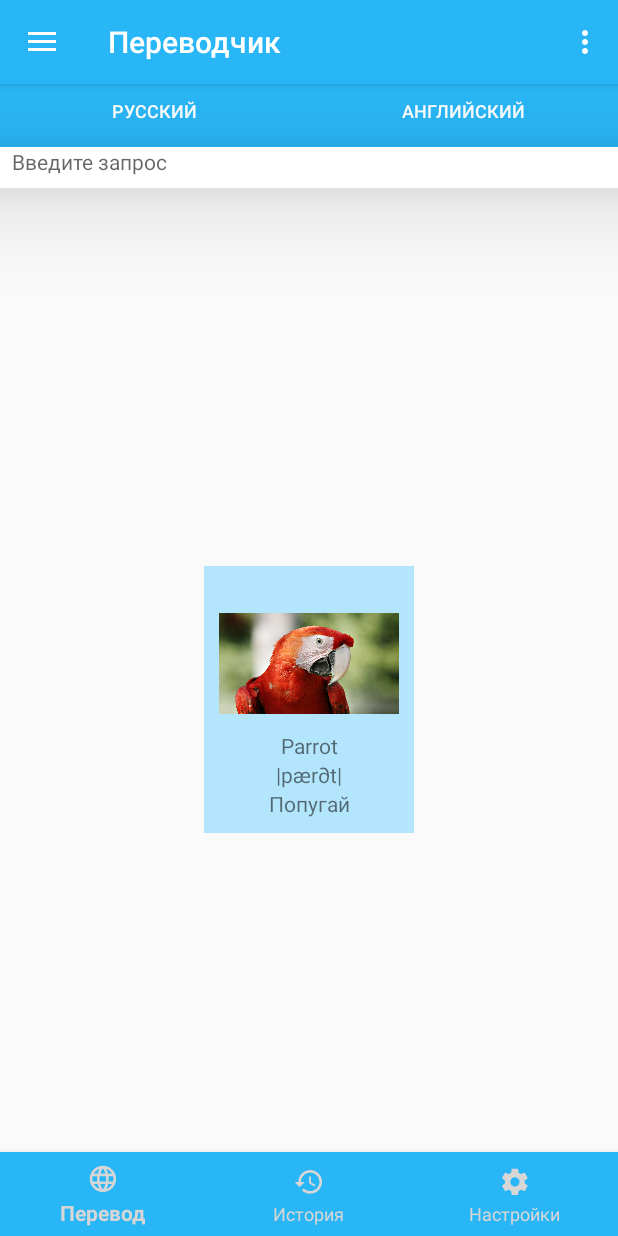
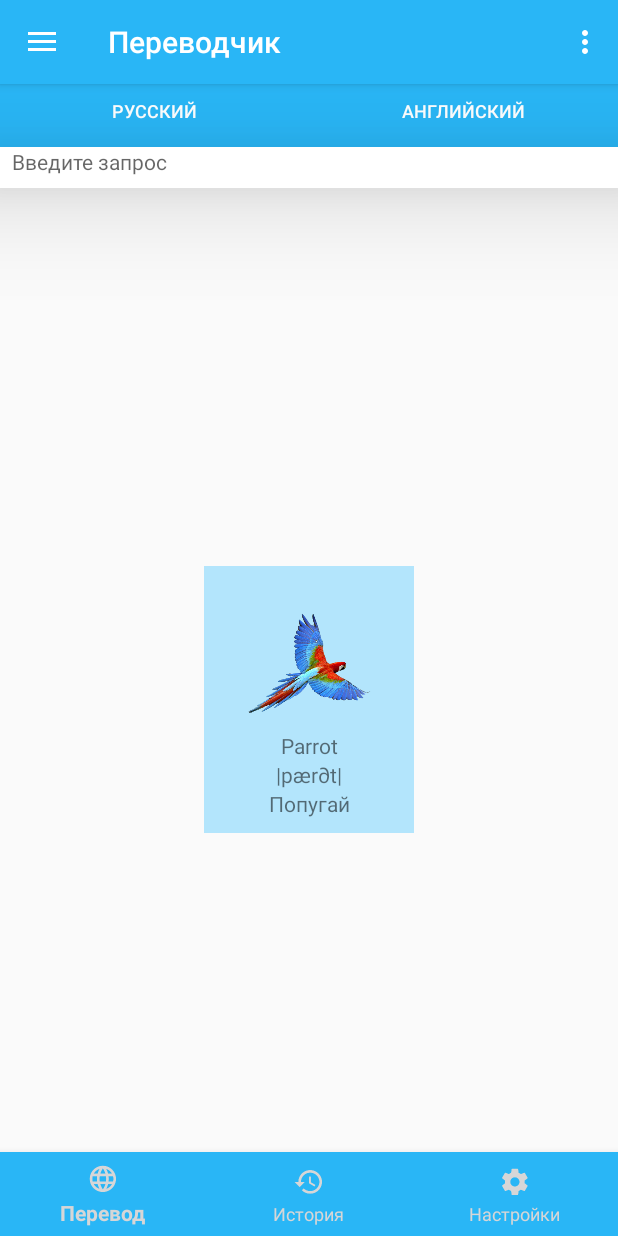
Before and after one commit to OlgaMoss/AndroidLaba1, an Android app: the screen it shows after launch (StandartActivity), on a phone screen of 412 x 824 dp. Run offline under Robolectric (Android 15) with nearby library versions, the phone set to English and light mode, and no system bars; 1 statement that could not run was skipped.

Commit message:
картинка
добавила картинку к карточке с переводом

```diff
--- a/app/src/main/java/com/example/chanta/translator/bottomNavigation/ItemLanguageFragment.java
+++ b/app/src/main/java/com/example/chanta/translator/bottomNavigation/ItemLanguageFragment.java
@@ -17,6 +17,7 @@ import android.view.ViewGroup;
 import android.view.inputmethod.InputMethodManager;
 import android.widget.Button;
 import android.widget.EditText;
+import android.widget.ImageView;
 import android.widget.ScrollView;
 import android.widget.Toast;
 
@@ -28,8 +29,8 @@ import com.example.chanta.translator.R;
 
 public class ItemLanguageFragment extends Fragment {
     private EditText editText;
-    private Button buttonLeft;
-    private Button buttonRight;
+    private Button button;
+    private ImageView imageView;
 
     public static ItemLanguageFragment newInstance() {
         ItemLanguageFragment fragment = new ItemLanguageFragment();
@@ -48,6 +49,9 @@ public class ItemLanguageFragment extends Fragment {
                              @Nullable Bundle savedInstanceState) {
         final View view = inflater.inflate(R.layout.fragment_item_language, container, false);
 
+        imageView = (ImageView) view.findViewById(R.id.imageParrot);
+        imageView.setImageResource(R.mipmap.flying_parrot);
+
         editText = (EditText) view.findViewById(R.id.edit_text_language);
         editText.setOnKeyListener(new View.OnKeyListener() {
             @Override
@@ -65,16 +69,16 @@ public class ItemLanguageFragment extends Fragment {
             }
         });
 
-        buttonLeft = (Button) view.findViewById(R.id.left_button_language);
-        buttonLeft.setOnClickListener(new View.OnClickListener() {
+        button = (Button) view.findViewById(R.id.left_button_language);
+        button.setOnClickListener(new View.OnClickListener() {
             @Override
             public void onClick(View view) {
                 showDialog(view, R.id.left_button_language);
             }
         });
 
-        buttonLeft = (Button) view.findViewById(R.id.right_button_language);
-        buttonLeft.setOnClickListener(new View.OnClickListener() {
+        button = (Button) view.findViewById(R.id.right_button_language);
+        button.setOnClickListener(new View.OnClickListener() {
             @Override
             public void onClick(View view) {
                 showDialog(view, R.id.right_button_language);
--- a/app/src/main/res/layout/fragment_item_language.xml
+++ b/app/src/main/res/layout/fragment_item_language.xml
@@ -66,12 +66,13 @@
         android:paddingBottom="8dp"
         android:paddingLeft="8dp"
         android:paddingRight="8dp"
-        android:shadowColor="@color/colorPrimary"
-        android:shadowDx="20"
-        android:shadowDy="20"
         android:imeOptions="actionSend"
         android:maxLines="1" />
 
+
+    <!--android:shadowColor="@color/colorPrimary"-->
+    <!--android:shadowDx="20"-->
+    <!--android:shadowDy="20"-->
     <ScrollView
         android:id="@+id/scrollViewLanguage"
         android:layout_width="0dp"
@@ -100,12 +101,11 @@
 
             <ImageView
                 android:id="@+id/imageParrot"
-                android:layout_width="120dp"
-                android:layout_height="70dp"
+                android:layout_width="214dp"
+                android:layout_height="123dp"
 
                 android:contentDescription="@string/parrot"
                 android:foregroundGravity="right"
-                android:visibility="visible"
                 app:layout_constraintBottom_toTopOf="@+id/text_name_foreign"
                 app:layout_constraintHorizontal_weight="1"
                 app:layout_constraintLeft_toLeftOf="parent"
@@ -113,7 +113,7 @@
                 app:layout_constraintTop_toTopOf="parent"
                 app:layout_constraintVertical_bias="0.3"
                 app:layout_constraintVertical_weight="1"
-                app:srcCompat="@drawable/parrot" />
+                tools:layout_editor_absoluteY="17dp" />
 
             <TextView
                 android:id="@+id/text_name_foreign"
```
Also changed, not shown: app/src/main/res/mipmap-xxxhdpi/flying_parrot.png (added).
